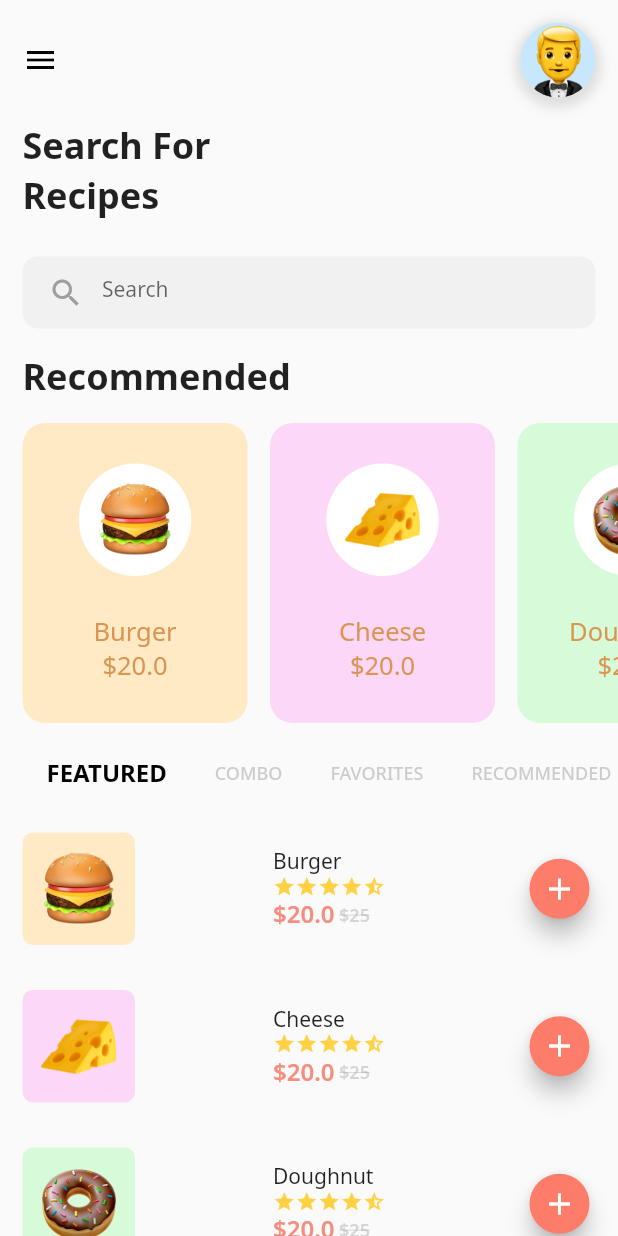
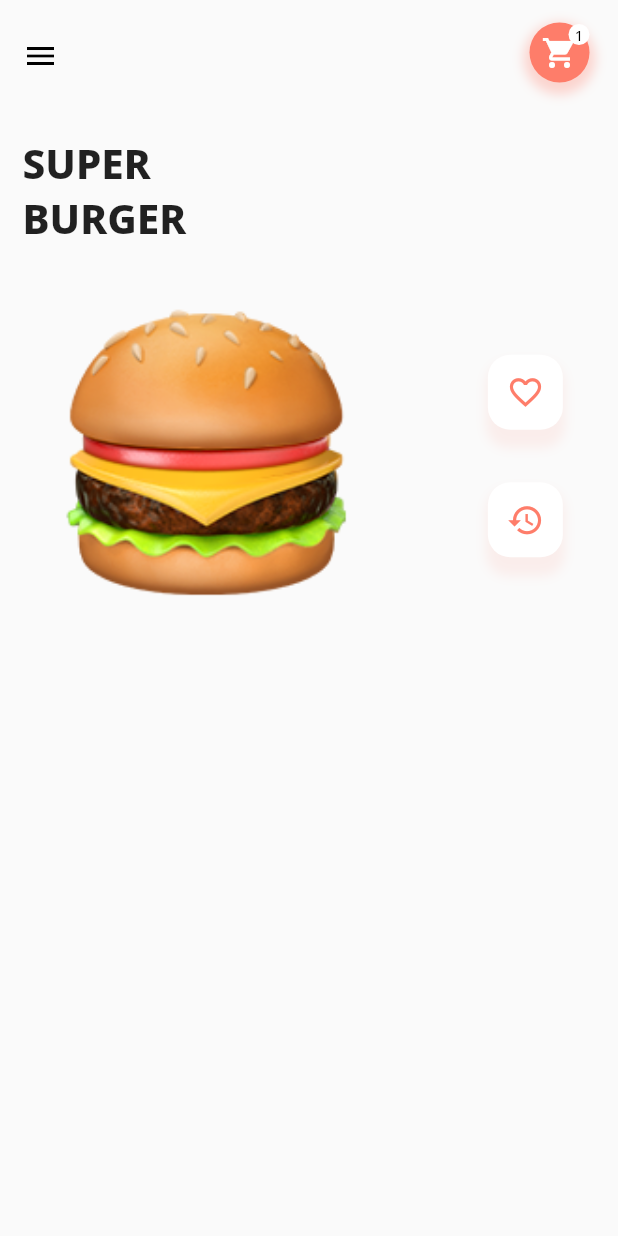
Before and after one commit to amitmaurya7374/Flutter-Food-order-App, a Flutter app: the screen it shows after launch, after a tap on "Burger", on a phone screen of 412 x 824 dp. Run offline on Flutter 3.47's test engine with Material 2 defaults, Android fonts, the phone set to English and light mode, and no system bars; drawn by our look-alikes of smooth_star_rating; our stand-ins replace google_fonts.

Commit message:
6th commit

```diff
--- a/lib/main.dart
+++ b/lib/main.dart
@@ -16,6 +16,9 @@ class MyApp extends StatelessWidget {
           child: MaterialApp(
             debugShowCheckedModeBanner: false,
        home: MainPageScreen(),
+      //  routes: {
+      //    DetailPage.nameRoutes :(context)=>DetailPage(),
+      //  },
       ),
     );
   }
--- /dev/null
+++ b/lib/screens/detail_page.dart
@@ -0,0 +1,192 @@
+import 'package:flutter/material.dart';
+import 'package:google_fonts/google_fonts.dart';
+
+class DetailPage extends StatefulWidget {
+  // static const nameRoutes = 'detail-page';
+  final imgPath, foodName, pricePerItem, heroTag;
+  DetailPage({this.foodName, this.heroTag, this.imgPath, this.pricePerItem});
+  @override
+  _DetailPageState createState() => _DetailPageState();
+}
+
+class _DetailPageState extends State<DetailPage> {
+  @override
+  Widget build(BuildContext context) {
+    return Scaffold(
+      body: ListView(
+        children: <Widget>[
+          Padding(
+            padding: EdgeInsets.all(15.0),
+            child: Row(
+              mainAxisAlignment: MainAxisAlignment.spaceBetween,
+              children: <Widget>[
+                Icon(
+                  Icons.menu,
+                  color: Colors.black,
+                ),
+                Stack(
+                  children: <Widget>[
+                    Container(
+                      height: 45.0,
+                      width: 45.0,
+                      color: Colors.transparent,
+                    ),
+                    Container(
+                      height: 40.0,
+                      width: 42.0,
+                      decoration: BoxDecoration(
+                        boxShadow: [
+                          BoxShadow(
+                            color: Color(0XFFFE7D6A).withOpacity(0.3),
+                            blurRadius: 6.0,
+                            spreadRadius: 4.0,
+                            offset: Offset(0.0, 4.0),
+                          ),
+                        ],
+                        color: Color(0XFFFE7D6A),
+                        shape: BoxShape.circle,
+                      ),
+                      child: Center(
+                        child: Icon(
+                          Icons.shopping_cart,
+                          color: Colors.white,
+                        ),
+                      ),
+                    ),
+                    Positioned(
+                      top: 1.0,
+                      right: 4.0,
+                      child: Container(
+                        height: 14.0,
+                        width: 14.0,
+                        decoration: BoxDecoration(
+                            color: Colors.white, shape: BoxShape.circle),
+                        child: Center(
+                          child: Text(
+                            '1',
+                            style: GoogleFonts.notoSans(
+                              fontSize: 10.0,
+                              textStyle: TextStyle(color: Colors.black),
+                            ),
+                          ),
+                        ),
+                      ),
+                    ),
+                  ],
+                ),
+              ],
+            ),
+          ),
+          SizedBox(
+            height: 15.0,
+          ),
+          Padding(
+            padding: const EdgeInsets.only(left: 15.0),
+            child: Text(
+              'SUPER',
+              style: GoogleFonts.notoSans(
+                  fontWeight: FontWeight.w800, fontSize: 27.0),
+            ),
+          ),
+          Padding(
+            padding: const EdgeInsets.only(left: 15.0),
+            child: Text(
+              widget.foodName.toString().toUpperCase(),
+              style: GoogleFonts.notoSans(
+                  fontWeight: FontWeight.w800, fontSize: 27.0),
+            ),
+          ),
+          SizedBox(
+            height: 40.0,
+          ),
+          Row(
+            mainAxisAlignment: MainAxisAlignment.spaceEvenly,
+            children: <Widget>[
+              Hero(
+                tag: widget.heroTag,
+                child: Container(
+                  height: 200.0,
+                  width: 200.0,
+                  decoration: BoxDecoration(
+                    image: DecorationImage(
+                      image: AssetImage(
+                        widget.imgPath,
+                      ),
+                      fit: BoxFit.cover,
+                    ),
+                  ),
+                ),
+              ),
+              SizedBox(
+                width: 15.0,
+              ),
+              Column(
+                children: <Widget>[
+                  FloatingIcon(
+                    icon: Icons.favorite_border,
+                  ),
+                  SizedBox(
+                    height: 35.0,
+                  ),
+                  FloatingIcon(
+                    icon: Icons.restore,
+                  ),
+
+                ],
+              ),
+            ],
+          ),
+          SizedBox(height: 10.0,),
+          Row(
+            mainAxisAlignment: MainAxisAlignment.spaceBetween,
+            children: <Widget>[
+
+            ],
+          ),
+        ],
+      ),
+    );
+  }
+}
+
+class FloatingIcon extends StatelessWidget {
+  final IconData icon;
+  FloatingIcon({this.icon});
+  @override
+  Widget build(BuildContext context) {
+    return Stack(
+      children: <Widget>[
+        Container(
+          // color: Colors.pink,
+          height: 45.0,
+          width: 40.0,
+          decoration: BoxDecoration(
+            borderRadius: BorderRadius.circular(15.0),
+            boxShadow: [
+              BoxShadow(
+                  color: Color(0xFFFE7D6A).withOpacity(0.1),
+                  blurRadius: 6.0,
+                  spreadRadius: 6.0,
+                  offset: Offset(5.0, 11.0)),
+            ],
+          ),
+        ),
+        Container(
+          height: 50.0,
+          width: 50.0,
+          decoration: BoxDecoration(
+            borderRadius: BorderRadius.circular(15.0),
+            color: Colors.white,
+          ),
+          child: Center(
+            child: Icon(
+              icon,
+              color: Color(0xFFFE7D6A),
+              size: 25.0,
+            ),
+          ),
+        ),
+      ],
+    );
+  }
+}
--- a/lib/widgets/foodListView.dart
+++ b/lib/widgets/foodListView.dart
@@ -1,5 +1,6 @@
 import 'package:flutter/material.dart';
 import 'package:food_app/models/food_data.dart';
+import 'package:food_app/screens/detail_page.dart';
 import 'package:google_fonts/google_fonts.dart';
 import 'package:provider/provider.dart';
 
@@ -12,7 +13,19 @@ class FoodListView extends StatelessWidget {
         return Padding(
             padding: const EdgeInsets.only(left: 15.0),
             child: InkWell(
-              onTap: () {},
+              onTap: () {
+                final providePath =
+                    Provider.of<FoodData>(context,listen: false).foodItems[index];
+                Navigator.of(context).push(
+                  MaterialPageRoute(
+                      builder: (context) => DetailPage(
+                            imgPath: providePath.imagePath,
+                            foodName: providePath.name,
+                            heroTag: providePath.name,
+                            pricePerItem: providePath.price,
+                          ),),
+                );
+              },
               child: Container(
                 height: 175.0,
                 width: 150.0,
--- a/lib/widgets/food_tabs.dart
+++ b/lib/widgets/food_tabs.dart
@@ -88,15 +88,21 @@ class FoodTabBar extends StatelessWidget {
                     ),
                   ],
                 ),
-                 FloatingActionButton(
-              heroTag: Provider.of<FoodData>(context).foodItems[index].name,
-              mini: true,
+                 Container(
+                   width: 55.0,
+                   child: RaisedButton(
+              // heroTag: 'btn1',
+              // mini: true,
+              shape: RoundedRectangleBorder(borderRadius: BorderRadius.circular(20.0)),
+              color:  Color(0xFFFE7D6A),
+              elevation: 10.0,
               onPressed: () {},
               child: Center(
                 child: Icon(Icons.add, color: Colors.white)
               ),
-              backgroundColor: Color(0xFFFE7D6A),
-            )
+              // backgroundColor: Color(0xFFFE7D6A),
+            ),
+                 )
               ],
 
             ),
```
